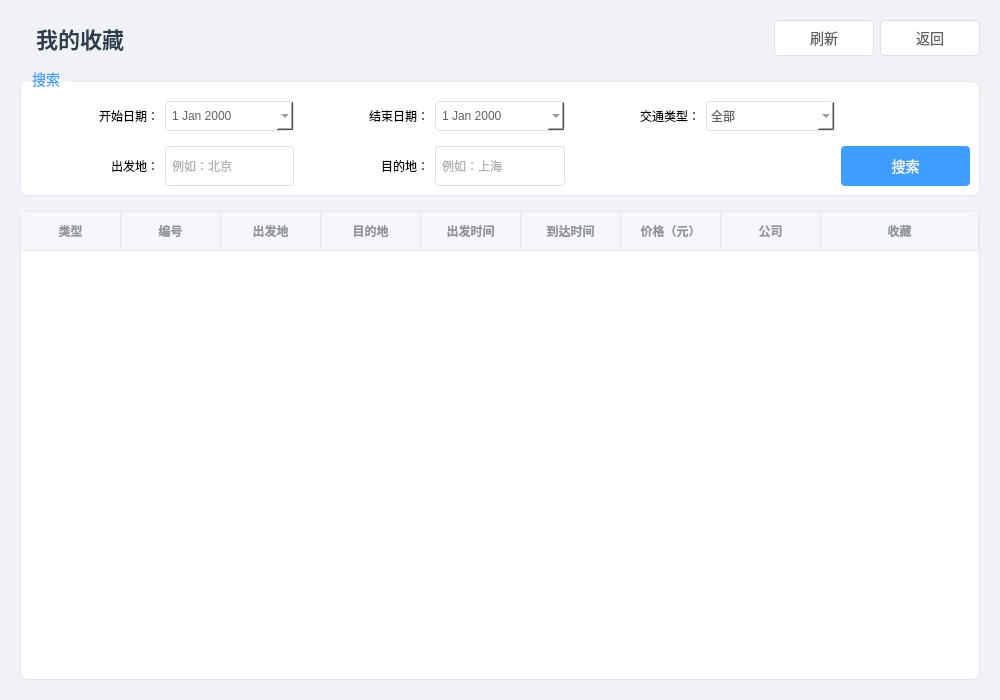
First picture: the form in Flight/favorite_dialog.ui, repository wuyh266/Flight_Management, before the edit.
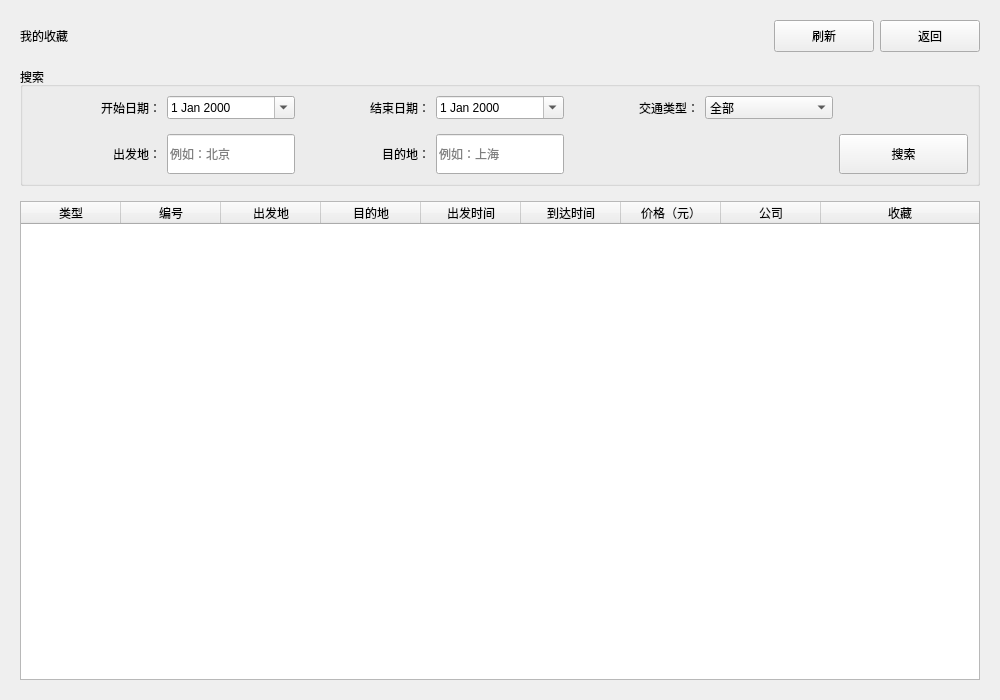
Second picture: the form after the edit. Icons and pictures are not drawn.

Commit message: edit_infor.ui修改，界面的拉伸，注销功能实现修改，deal功能栏各界面的切换，订票中新加了自动获取乘客信息的操作

The edit to the form file:
```diff
--- a/Flight/favorite_dialog.ui
+++ b/Flight/favorite_dialog.ui
@@ -13,106 +13,6 @@
   <property name="windowTitle">
    <string>我的收藏夹</string>
   </property>
-  <property name="styleSheet">
-   <string notr="true">/* 全局背景和字体 */
-QWidget#favorite_dialog {
-    background-color: #f0f2f5;
-    font-family: &quot;Microsoft YaHei&quot;, &quot;Segoe UI&quot;, sans-serif;
-}
-
-/* 标题样式 */
-QLabel#label_title {
-    color: #2c3e50;
-    font-size: 22px;
-    font-weight: bold;
-    padding-left: 10px;
-}
-
-/* 顶部按钮通用样式 */
-QPushButton {
-    background-color: #ffffff;
-    border: 1px solid #dcdfe6;
-    border-radius: 4px;
-    color: #606266;
-    padding: 6px 16px;
-    font-size: 14px;
-}
-
-QPushButton:hover {
-    background-color: #ecf5ff;
-    color: #409eff;
-    border-color: #c6e2ff;
-}
-
-QPushButton:pressed {
-    background-color: #d9ecff;
-    border-color: #409eff;
-}
-
-/* 特殊按钮样式：搜索按钮（强调色） */
-QPushButton#searchBtn {
-    background-color: #409eff;
-    color: white;
-    border: none;
-}
-QPushButton#searchBtn:hover {
-    background-color: #66b1ff;
-}
-QPushButton#searchBtn:pressed {
-    background-color: #3a8ee6;
-}
-
-/* 分组框（搜索区域）样式 */
-QGroupBox {
-    background-color: #ffffff;
-    border: 1px solid #e4e7ed;
-    border-radius: 8px;
-    margin-top: 10px;
-    padding-top: 10px;
-    font-size: 14px;
-    color: #303133;
-}
-QGroupBox::title {
-    subcontrol-origin: margin;
-    subcontrol-position: top left;
-    padding: 0 10px;
-    color: #409eff;
-    font-weight: bold;
-}
-
-/* 输入框和下拉框样式 */
-QLineEdit, QDateEdit, QComboBox {
-    border: 1px solid #dcdfe6;
-    border-radius: 4px;
-    padding: 4px;
-    color: #606266;
-    background-color: #fff;
-    min-height: 20px;
-}
-QLineEdit:focus, QDateEdit:focus, QComboBox:focus {
-    border-color: #409eff;
-}
-
-/* 表格样式 */
-QTableWidget {
-    background-color: #ffffff;
-    border: 1px solid #e4e7ed;
-    border-radius: 8px;
-    gridline-color: #ebeef5;
-    selection-background-color: #ecf5ff;
-    selection-color: #303133;
-    font-size: 14px;
-}
-QHeaderView::section {
-    background-color: #f5f7fa;
-    color: #909399;
-    padding: 8px;
-    border: none;
-    border-bottom: 1px solid #e4e7ed;
-    border-right: 1px solid #e4e7ed;
-    font-weight: bold;
-}</string>
-  </property>
   <layout class="QVBoxLayout" name="verticalLayout_main">
    <property name="spacing">
     <number>15</number>
```
Left out of the diff: 152 changed lines with no effect on the pictures. The commit also changes 32 other files.
